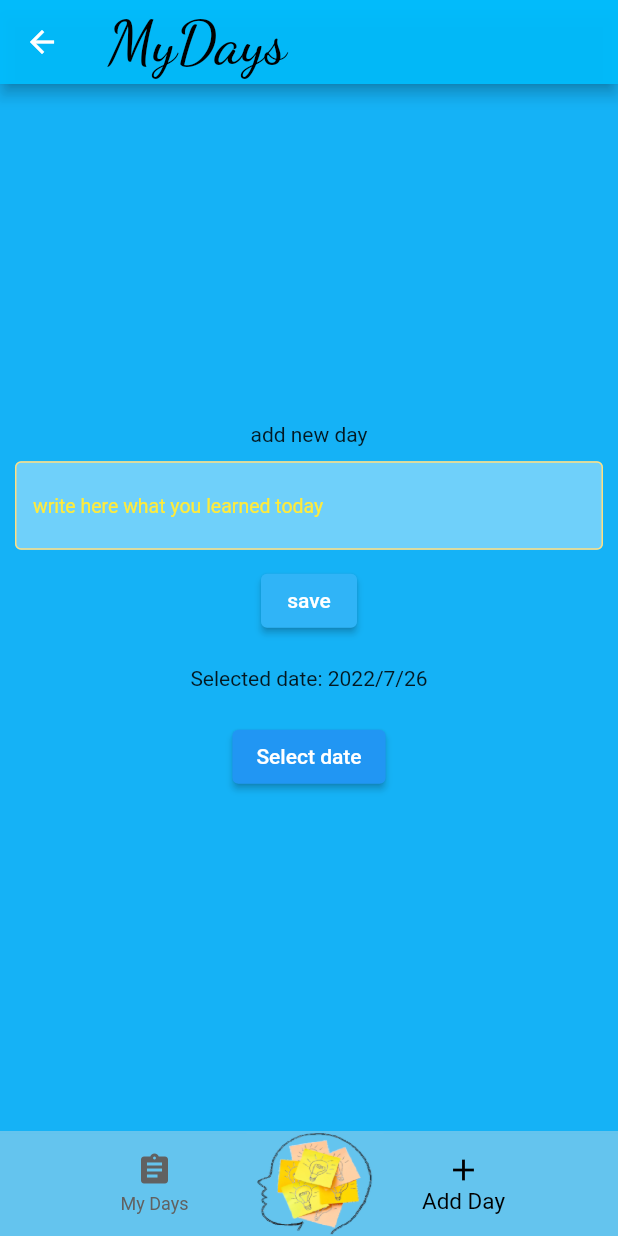
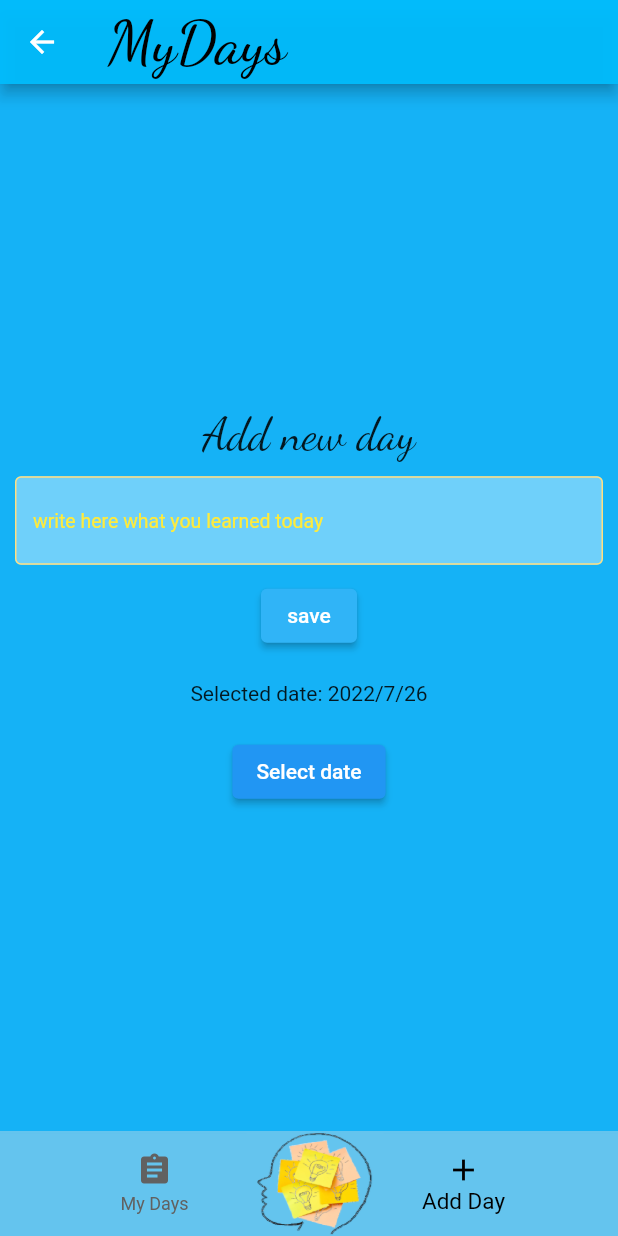
Before and after one commit to pilchsebastian88/my_days, a Flutter app: the MyDaysPage screen opened directly, item 2 of the bottom bar chosen, on a phone screen of 412 x 824 dp. Run offline on Flutter 3.47's test engine with Material 2 defaults, Android fonts, the phone set to English and light mode, and no system bars; our stand-ins replace cloud_firestore, firebase_auth, firebase_core, flutter_rating_bar, google_fonts; accounts and stored records are empty.

Commit message:
Change font style

```diff
--- a/lib/home/my_days/add_my_days_page_content.dart
+++ b/lib/home/my_days/add_my_days_page_content.dart
@@ -1,5 +1,6 @@
 import 'package:cloud_firestore/cloud_firestore.dart';
 import 'package:flutter/material.dart';
+import 'package:google_fonts/google_fonts.dart';
 
 class AddMyDaysPageContent extends StatefulWidget {
   const AddMyDaysPageContent({
@@ -22,7 +23,12 @@ class _AddMyDaysPageContentState extends State<AddMyDaysPageContent> {
       child: Column(
         mainAxisAlignment: MainAxisAlignment.center,
         children: [
-          const Text('add new day'),
+          Text(
+            'Add new day',
+            style: GoogleFonts.dancingScript(
+              fontSize: 30,
+            ),
+          ),
           Padding(
             padding: const EdgeInsets.all(10.0),
             child: TextField(
--- a/lib/home/my_days/new_day_widget.dart
+++ b/lib/home/my_days/new_day_widget.dart
@@ -1,5 +1,6 @@
 import 'package:flutter/material.dart';
 import 'package:flutter_rating_bar/flutter_rating_bar.dart';
+import 'package:google_fonts/google_fonts.dart';
 import 'package:intl/intl.dart';
 
 class NewDayWidget extends StatefulWidget {
@@ -41,12 +42,14 @@ class _NewDayWidgetState extends State<NewDayWidget> {
             ),
             child: Text(
               DateFormat('yyyy-MM-dd').format(widget.date),
+              style: GoogleFonts.dancingScript(),
             ),
           ),
           const SizedBox(height: 8),
           Text(
             widget.title,
             textAlign: TextAlign.justify,
+            style: GoogleFonts.dancingScript(fontSize: 20),
           ),
           Padding(
             padding: const EdgeInsets.fromLTRB(40, 20, 40, 1),
```
